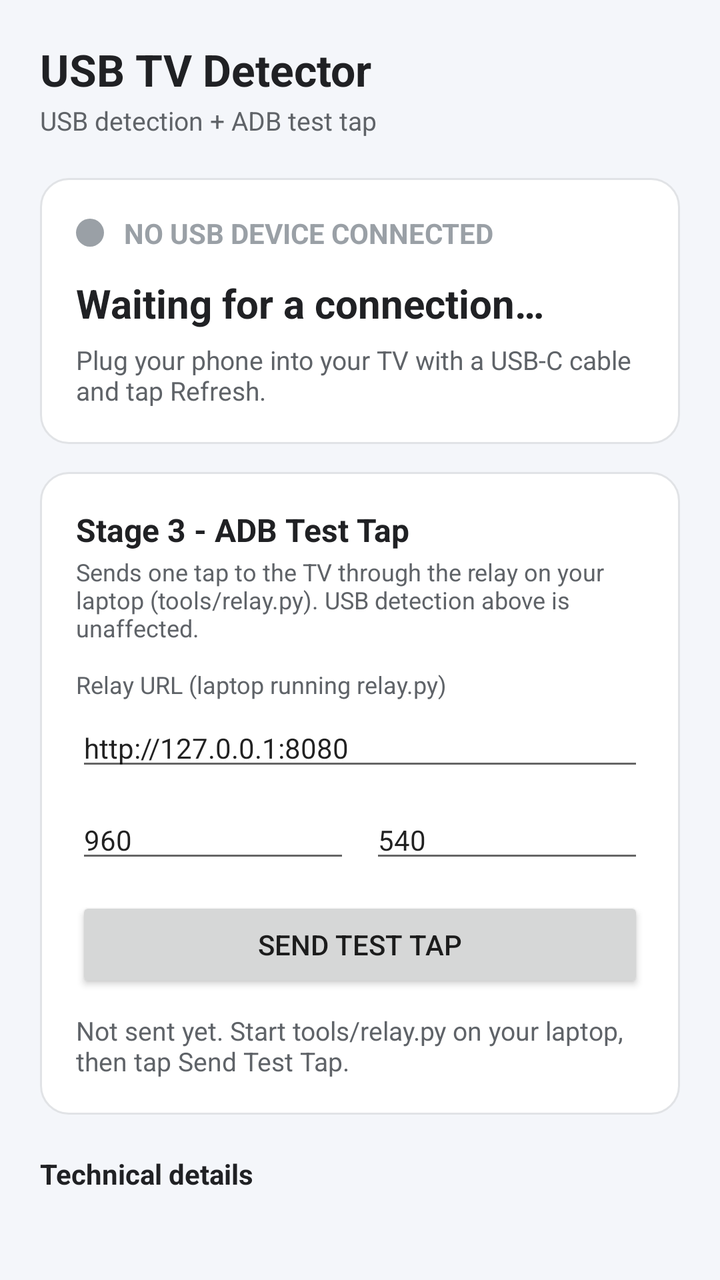
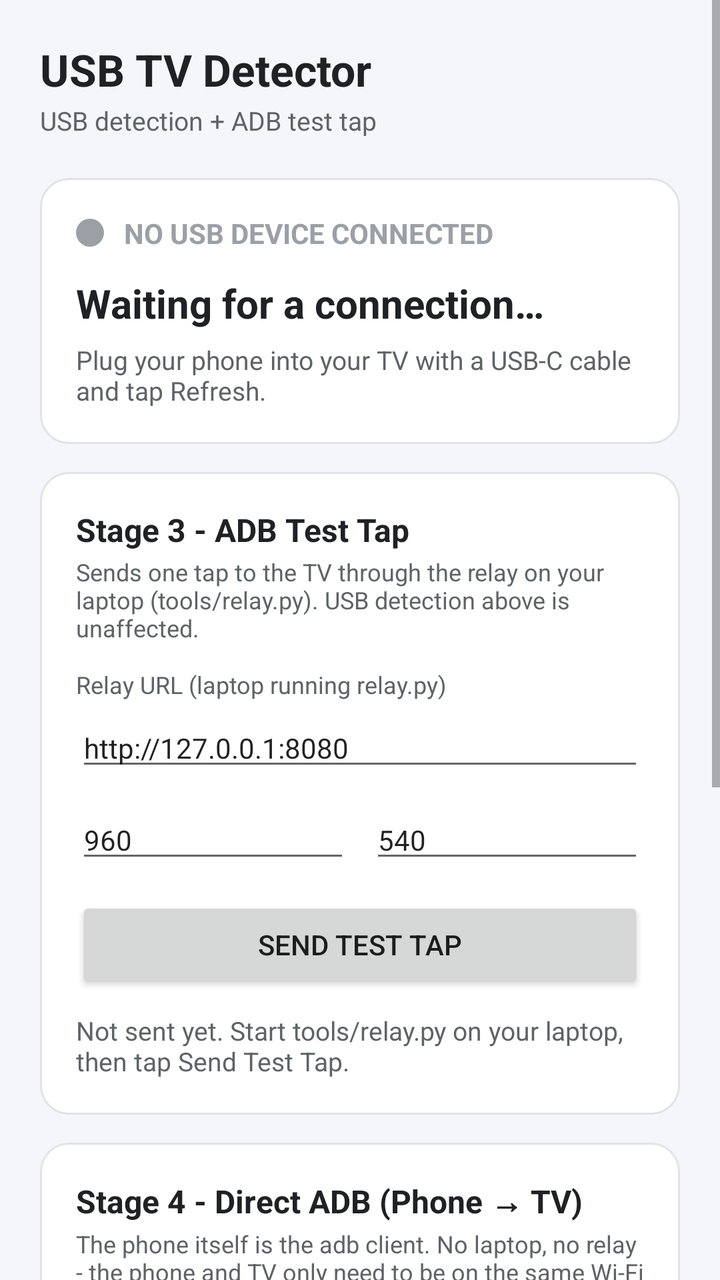

Before-and-after screenshots of an Android layout around one commit, followed by the original layout XML and the change that was made.
<!-- AndroidManifest.xml: application theme Theme.HelloApp -->
<!-- res/layout/activity_main.xml -->
<?xml version="1.0" encoding="utf-8"?>
<LinearLayout xmlns:android="http://schemas.android.com/apk/res/android"
    android:layout_width="match_parent"
    android:layout_height="match_parent"
    android:orientation="vertical"
    android:background="@color/background"
    android:padding="20dp">

    <TextView
        android:id="@+id/headerTitle"
        android:layout_width="wrap_content"
        android:layout_height="wrap_content"
        android:text="@string/header_title"
        android:textColor="@color/text_primary"
        android:textSize="22sp"
        android:textStyle="bold" />

    <TextView
        android:id="@+id/headerSubtitle"
        android:layout_width="wrap_content"
        android:layout_height="wrap_content"
        android:layout_marginTop="2dp"
        android:text="@string/header_subtitle"
        android:textColor="@color/text_secondary"
        android:textSize="13sp" />

    
    <LinearLayout
        android:layout_width="match_parent"
        android:layout_height="wrap_content"
        android:layout_marginTop="20dp"
        android:orientation="vertical"
        android:background="@drawable/bg_status_card"
        android:padding="18dp">

        <LinearLayout
            android:layout_width="wrap_content"
            android:layout_height="wrap_content"
            android:orientation="horizontal"
            android:gravity="center_vertical">

            <View
                android:id="@+id/statusDot"
                android:layout_width="14dp"
                android:layout_height="14dp"
                android:background="@drawable/bg_circle" />

            <TextView
                android:id="@+id/statusTitle"
                android:layout_width="wrap_content"
                android:layout_height="wrap_content"
                android:layout_marginStart="10dp"
                android:text="@string/status_title_default"
                android:textColor="@color/status_default"
                android:textSize="14sp"
                android:textStyle="bold" />
        </LinearLayout>

        <TextView
            android:id="@+id/tvName"
            android:layout_width="match_parent"
            android:layout_height="wrap_content"
            android:layout_marginTop="12dp"
            android:text="@string/tv_name_default"
            android:textColor="@color/text_primary"
            android:textSize="20sp"
            android:textStyle="bold" />

        <TextView
            android:id="@+id/tvDescription"
            android:layout_width="match_parent"
            android:layout_height="wrap_content"
            android:layout_marginTop="6dp"
            android:text="@string/tv_description_default"
            android:textColor="@color/text_secondary"
            android:textSize="13sp" />
    </LinearLayout>

    
    <LinearLayout
        android:layout_width="match_parent"
        android:layout_height="wrap_content"
        android:layout_marginTop="14dp"
        android:orientation="vertical"
        android:background="@drawable/bg_status_card"
        android:padding="18dp">

        <TextView
            android:layout_width="wrap_content"
            android:layout_height="wrap_content"
            android:text="@string/stage3_title"
            android:textColor="@color/text_primary"
            android:textSize="16sp"
            android:textStyle="bold" />

        <TextView
            android:layout_width="match_parent"
            android:layout_height="wrap_content"
            android:layout_marginTop="2dp"
            android:text="@string/stage3_subtitle"
            android:textColor="@color/text_secondary"
            android:textSize="12sp" />

        <TextView
            android:layout_width="wrap_content"
            android:layout_height="wrap_content"
            android:layout_marginTop="12dp"
            android:text="@string/relay_url_label"
            android:textColor="@color/text_secondary"
            android:textSize="12sp" />

        <EditText
            android:id="@+id/relayUrlInput"
            android:layout_width="match_parent"
            android:layout_height="wrap_content"
            android:layout_marginTop="4dp"
            android:hint="@string/relay_url_default"
            android:text="@string/relay_url_default"
            android:inputType="textUri"
            android:textSize="14sp" />

        <LinearLayout
            android:layout_width="match_parent"
            android:layout_height="wrap_content"
            android:layout_marginTop="10dp"
            android:orientation="horizontal">

            <EditText
                android:id="@+id/tapXInput"
                android:layout_width="0dp"
                android:layout_height="wrap_content"
                android:layout_weight="1"
                android:hint="@string/tap_x_hint"
                android:text="@string/tap_x_default"
                android:inputType="number"
                android:textSize="14sp" />

            <EditText
                android:id="@+id/tapYInput"
                android:layout_width="0dp"
                android:layout_height="wrap_content"
                android:layout_weight="1"
                android:layout_marginStart="10dp"
                android:hint="@string/tap_y_hint"
                android:text="@string/tap_y_default"
                android:inputType="number"
                android:textSize="14sp" />
        </LinearLayout>

        <Button
            android:id="@+id/sendTapButton"
            android:layout_width="match_parent"
            android:layout_height="wrap_content"
            android:layout_marginTop="12dp"
            android:text="@string/send_tap_button" />

        <TextView
            android:id="@+id/tapResultText"
            android:layout_width="match_parent"
            android:layout_height="wrap_content"
            android:layout_marginTop="10dp"
            android:text="@string/tap_result_default"
            android:textColor="@color/text_secondary"
            android:textSize="13sp" />
    </LinearLayout>

    <TextView
        android:layout_width="wrap_content"
        android:layout_height="wrap_content"
        android:layout_marginTop="20dp"
        android:text="@string/section_technical"
        android:textColor="@color/text_primary"
        android:textSize="14sp"
        android:textStyle="bold" />

    <ScrollView
        android:layout_width="match_parent"
        android:layout_height="0dp"
        android:layout_marginTop="8dp"
        android:layout_weight="1"
        android:fillViewport="true">

        <TextView
            android:id="@+id/detailsText"
            android:layout_width="match_parent"
            android:layout_height="wrap_content"
            android:fontFamily="monospace"
            android:textSize="11sp"
            android:textColor="@color/text_secondary"
            android:lineSpacingExtra="2dp" />
    </ScrollView>

    <LinearLayout
        android:layout_width="match_parent"
        android:layout_height="wrap_content"
        android:layout_marginTop="12dp"
        android:orientation="horizontal">

        <Button
            android:id="@+id/refreshButton"
            android:layout_width="0dp"
            android:layout_height="wrap_content"
            android:layout_weight="1"
            android:text="@string/refresh_button" />

        <Button
            android:id="@+id/helloButton"
            android:layout_width="0dp"
            android:layout_height="wrap_content"
            android:layout_weight="1"
            android:layout_marginStart="12dp"
            android:text="@string/hello_button" />
    </LinearLayout>

</LinearLayout>
<!-- resources referenced by this layout -->
<resources>
  <color name="background">#F4F6FA</color>
  <color name="status_default">#9AA0A6</color>
  <color name="text_primary">#202124</color>
  <color name="text_secondary">#5F6368</color>
  <!-- drawable bg_circle (drawable) -->
  <?xml version="1.0" encoding="utf-8"?>
  <shape xmlns:android="http://schemas.android.com/apk/res/android"
      android:shape="oval">
      <solid android:color="@color/status_default" />
  </shape>
  <!-- drawable bg_status_card (drawable) -->
  <?xml version="1.0" encoding="utf-8"?>
  <shape xmlns:android="http://schemas.android.com/apk/res/android"
      android:shape="rectangle">
      <solid android:color="@color/card_white" />
      <stroke
          android:width="1dp"
          android:color="@color/card_border" />
      <corners android:radius="14dp" />
  </shape>
  <string name="header_subtitle">USB detection + ADB test tap</string>
  <string name="header_title">USB TV Detector</string>
  <string name="hello_button">Hello</string>
  <string name="refresh_button">Refresh</string>
  <string name="relay_url_default">http://127.0.0.1:8080</string>
  <string name="relay_url_label">Relay URL (laptop running relay.py)</string>
  <string name="section_technical">Technical details</string>
  <string name="send_tap_button">Send Test Tap</string>
  <string name="stage3_subtitle">Sends one tap to the TV through the relay on your laptop (tools/relay.py). USB detection above is unaffected.</string>
  <string name="stage3_title">Stage 3 - ADB Test Tap</string>
  <string name="status_title_default">NO USB DEVICE CONNECTED</string>
  <string name="tap_result_default">Not sent yet. Start tools/relay.py on your laptop, then tap Send Test Tap.</string>
  <string name="tap_x_default">960</string>
  <string name="tap_x_hint">X (default 960)</string>
  <string name="tap_y_default">540</string>
  <string name="tap_y_hint">Y (default 540)</string>
  <string name="tv_description_default">Plug your phone into your TV with a USB-C cable and tap Refresh.</string>
  <string name="tv_name_default">Waiting for a connection…</string>
  <style name="Theme.HelloApp" parent="Theme.AppCompat.Light.NoActionBar">
          <item name="colorPrimary">@color/purple_500</item>
          <item name="colorPrimaryDark">@color/purple_700</item>
          <item name="colorAccent">@color/purple_500</item>
      </style>
  <color name="card_white">#FFFFFF</color>
  <color name="card_border">#E1E3E6</color>
  <color name="purple_500">#FF6200EE</color>
  <color name="purple_700">#FF3700B3</color>
</resources>

<!-- the commit's change to res/layout/activity_main.xml (unified diff, before → after) -->
@@ -1,215 +1,293 @@
 <?xml version="1.0" encoding="utf-8"?>
-<LinearLayout xmlns:android="http://schemas.android.com/apk/res/android"
+<ScrollView xmlns:android="http://schemas.android.com/apk/res/android"
     android:layout_width="match_parent"
     android:layout_height="match_parent"
-    android:orientation="vertical"
     android:background="@color/background"
-    android:padding="20dp">
-
-    <TextView
-        android:id="@+id/headerTitle"
-        android:layout_width="wrap_content"
-        android:layout_height="wrap_content"
-        android:text="@string/header_title"
-        android:textColor="@color/text_primary"
-        android:textSize="22sp"
-        android:textStyle="bold" />
-
-    <TextView
-        android:id="@+id/headerSubtitle"
-        android:layout_width="wrap_content"
-        android:layout_height="wrap_content"
-        android:layout_marginTop="2dp"
-        android:text="@string/header_subtitle"
-        android:textColor="@color/text_secondary"
-        android:textSize="13sp" />
-
-    
+    android:fillViewport="true">
+
     <LinearLayout
         android:layout_width="match_parent"
         android:layout_height="wrap_content"
-        android:layout_marginTop="20dp"
         android:orientation="vertical"
-        android:background="@drawable/bg_status_card"
-        android:padding="18dp">
-
-        <LinearLayout
+        android:padding="20dp">
+
+        <TextView
+            android:id="@+id/headerTitle"
             android:layout_width="wrap_content"
             android:layout_height="wrap_content"
-            android:orientation="horizontal"
-            android:gravity="center_vertical">
-
-            <View
-                android:id="@+id/statusDot"
-                android:layout_width="14dp"
-                android:layout_height="14dp"
-                android:background="@drawable/bg_circle" />
-
-            <TextView
-                android:id="@+id/statusTitle"
-                android:layout_width="wrap_content"
-                android:layout_height="wrap_content"
-                android:layout_marginStart="10dp"
-                android:text="@string/status_title_default"
-                android:textColor="@color/status_default"
-                android:textSize="14sp"
-                android:textStyle="bold" />
-        </LinearLayout>
-
-        <TextView
-            android:id="@+id/tvName"
-            android:layout_width="match_parent"
-            android:layout_height="wrap_content"
-            android:layout_marginTop="12dp"
-            android:text="@string/tv_name_default"
+            android:text="@string/header_title"
             android:textColor="@color/text_primary"
-            android:textSize="20sp"
+            android:textSize="22sp"
             android:textStyle="bold" />
 
         <TextView
-            android:id="@+id/tvDescription"
-            android:layout_width="match_parent"
-            android:layout_height="wrap_content"
-            android:layout_marginTop="6dp"
-            android:text="@string/tv_description_default"
+            android:id="@+id/headerSubtitle"
+            android:layout_width="wrap_content"
+            android:layout_height="wrap_content"
+            android:layout_marginTop="2dp"
+            android:text="@string/header_subtitle"
             android:textColor="@color/text_secondary"
             android:textSize="13sp" />
-    </LinearLayout>
-
-    
-    <LinearLayout
-        android:layout_width="match_parent"
-        android:layout_height="wrap_content"
-        android:layout_marginTop="14dp"
-        android:orientation="vertical"
-        android:background="@drawable/bg_status_card"
-        android:padding="18dp">
+
+        
+        <LinearLayout
+            android:layout_width="match_parent"
+            android:layout_height="wrap_content"
+            android:layout_marginTop="20dp"
+            android:orientation="vertical"
+            android:background="@drawable/bg_status_card"
+            android:padding="18dp">
+
+            <LinearLayout
+                android:layout_width="wrap_content"
+                android:layout_height="wrap_content"
+                android:orientation="horizontal"
+                android:gravity="center_vertical">
+
+                <View
+                    android:id="@+id/statusDot"
+                    android:layout_width="14dp"
+                    android:layout_height="14dp"
+                    android:background="@drawable/bg_circle" />
+
+                <TextView
+                    android:id="@+id/statusTitle"
+                    android:layout_width="wrap_content"
+                    android:layout_height="wrap_content"
+                    android:layout_marginStart="10dp"
+                    android:text="@string/status_title_default"
+                    android:textColor="@color/status_default"
+                    android:textSize="14sp"
+                    android:textStyle="bold" />
+            </LinearLayout>
+
+            <TextView
+                android:id="@+id/tvName"
+                android:layout_width="match_parent"
+                android:layout_height="wrap_content"
+                android:layout_marginTop="12dp"
+                android:text="@string/tv_name_default"
+                android:textColor="@color/text_primary"
+                android:textSize="20sp"
+                android:textStyle="bold" />
+
+            <TextView
+                android:id="@+id/tvDescription"
+                android:layout_width="match_parent"
+                android:layout_height="wrap_content"
+                android:layout_marginTop="6dp"
+                android:text="@string/tv_description_default"
+                android:textColor="@color/text_secondary"
+                android:textSize="13sp" />
+        </LinearLayout>
+
+        
+        <LinearLayout
+            android:layout_width="match_parent"
+            android:layout_height="wrap_content"
+            android:layout_marginTop="14dp"
+            android:orientation="vertical"
+            android:background="@drawable/bg_status_card"
+            android:padding="18dp">
+
+            <TextView
+                android:layout_width="wrap_content"
+                android:layout_height="wrap_content"
+                android:text="@string/stage3_title"
+                android:textColor="@color/text_primary"
+                android:textSize="16sp"
+                android:textStyle="bold" />
+
+            <TextView
+                android:layout_width="match_parent"
+                android:layout_height="wrap_content"
+                android:layout_marginTop="2dp"
+                android:text="@string/stage3_subtitle"
+                android:textColor="@color/text_secondary"
+                android:textSize="12sp" />
+
+            <TextView
+                android:layout_width="wrap_content"
+                android:layout_height="wrap_content"
+                android:layout_marginTop="12dp"
+                android:text="@string/relay_url_label"
+                android:textColor="@color/text_secondary"
+                android:textSize="12sp" />
+
+            <EditText
+                android:id="@+id/relayUrlInput"
+                android:layout_width="match_parent"
+                android:layout_height="wrap_content"
+                android:layout_marginTop="4dp"
+                android:hint="@string/relay_url_default"
+                android:text="@string/relay_url_default"
+                android:inputType="textUri"
+                android:textSize="14sp" />
+
+            <LinearLayout
+                android:layout_width="match_parent"
+                android:layout_height="wrap_content"
+                android:layout_marginTop="10dp"
+                android:orientation="horizontal">
+
+                <EditText
+                    android:id="@+id/tapXInput"
+                    android:layout_width="0dp"
+                    android:layout_height="wrap_content"
+                    android:layout_weight="1"
+                    android:hint="@string/tap_x_hint"
+                    android:text="@string/tap_x_default"
+                    android:inputType="number"
+                    android:textSize="14sp" />
+
+                <EditText
+                    android:id="@+id/tapYInput"
+                    android:layout_width="0dp"
+                    android:layout_height="wrap_content"
+                    android:layout_weight="1"
+                    android:layout_marginStart="10dp"
+                    android:hint="@string/tap_y_hint"
+                    android:text="@string/tap_y_default"
+                    android:inputType="number"
+                    android:textSize="14sp" />
+            </LinearLayout>
+
+            <Button
+                android:id="@+id/sendTapButton"
+                android:layout_width="match_parent"
+                android:layout_height="wrap_content"
+                android:layout_marginTop="12dp"
+                android:text="@string/send_tap_button" />
+
+            <TextView
+                android:id="@+id/tapResultText"
+                android:layout_width="match_parent"
+                android:layout_height="wrap_content"
+                android:layout_marginTop="10dp"
+                android:text="@string/tap_result_default"
+                android:textColor="@color/text_secondary"
+                android:textSize="13sp" />
+        </LinearLayout>
+
+        
+        <LinearLayout
+            android:layout_width="match_parent"
+            android:layout_height="wrap_content"
+            android:layout_marginTop="14dp"
+            android:orientation="vertical"
+            android:background="@drawable/bg_status_card"
+            android:padding="18dp">
+
+            <TextView
+                android:layout_width="wrap_content"
+                android:layout_height="wrap_content"
+                android:text="@string/stage4_title"
+                android:textColor="@color/text_primary"
+                android:textSize="16sp"
+                android:textStyle="bold" />
+
+            <TextView
+                android:layout_width="match_parent"
+                android:layout_height="wrap_content"
+                android:layout_marginTop="2dp"
+                android:text="@string/stage4_subtitle"
+                android:textColor="@color/text_secondary"
+                android:textSize="12sp" />
+
+            <LinearLayout
+                android:layout_width="match_parent"
+                android:layout_height="wrap_content"
+                android:layout_marginTop="12dp"
+                android:orientation="horizontal"
+                android:gravity="center_vertical">
+
+                <EditText
+                    android:id="@+id/tvIpInput"
+                    android:layout_width="0dp"
+                    android:layout_height="wrap_content"
+                    android:layout_weight="3"
+                    android:hint="@string/tv_ip_hint"
+                    android:inputType="text"
+                    android:textSize="14sp" />
+
+                <EditText
+                    android:id="@+id/tvPortInput"
+                    android:layout_width="0dp"
+                    android:layout_height="wrap_content"
+                    android:layout_weight="1"
+                    android:layout_marginStart="10dp"
+                    android:hint="@string/adb_port_label"
+                    android:text="@string/adb_port_default"
+                    android:inputType="number"
+                    android:textSize="14sp" />
+            </LinearLayout>
+
+            <Button
+                android:id="@+id/connectButton"
+                android:layout_width="match_parent"
+                android:layout_height="wrap_content"
+                android:layout_marginTop="12dp"
+                android:text="@string/connect_button" />
+
+            <Button
+                android:id="@+id/directTapButton"
+                android:layout_width="match_parent"
+                android:layout_height="wrap_content"
+                android:layout_marginTop="8dp"
+                android:enabled="false"
+                android:text="@string/send_direct_tap_button" />
+
+            <TextView
+                android:id="@+id/stage4StatusText"
+                android:layout_width="match_parent"
+                android:layout_height="wrap_content"
+                android:layout_marginTop="10dp"
+                android:text="@string/stage4_status_default"
+                android:textColor="@color/text_secondary"
+                android:textSize="13sp" />
+        </LinearLayout>
 
         <TextView
             android:layout_width="wrap_content"
             android:layout_height="wrap_content"
-            android:text="@string/stage3_title"
+            android:layout_marginTop="20dp"
+            android:text="@string/section_technical"
             android:textColor="@color/text_primary"
-            android:textSize="16sp"
+            android:textSize="14sp"
             android:textStyle="bold" />
 
         <TextView
-            android:layout_width="match_parent"
-            android:layout_height="wrap_content"
-            android:layout_marginTop="2dp"
-            android:text="@string/stage3_subtitle"
-            android:textColor="@color/text_secondary"
-            android:textSize="12sp" />
-
-        <TextView
-            android:layout_width="wrap_content"
-            android:layout_height="wrap_content"
-            android:layout_marginTop="12dp"
-            android:text="@string/relay_url_label"
-            android:textColor="@color/text_secondary"
-            android:textSize="12sp" />
-
-        <EditText
-            android:id="@+id/relayUrlInput"
-            android:layout_width="match_parent"
-            android:layout_height="wrap_content"
-            android:layout_marginTop="4dp"
-            android:hint="@string/relay_url_default"
-            android:text="@string/relay_url_default"
-            android:inputType="textUri"
-            android:textSize="14sp" />
-
-        <LinearLayout
-            android:layout_width="match_parent"
-            android:layout_height="wrap_content"
-            android:layout_marginTop="10dp"
-            android:orientation="horizontal">
-
-            <EditText
-                android:id="@+id/tapXInput"
-                android:layout_width="0dp"
-                android:layout_height="wrap_content"
-                android:layout_weight="1"
-                android:hint="@string/tap_x_hint"
-                android:text="@string/tap_x_default"
-                android:inputType="number"
-                android:textSize="14sp" />
-
-            <EditText
-                android:id="@+id/tapYInput"
-                android:layout_width="0dp"
-                android:layout_height="wrap_content"
-                android:layout_weight="1"
-                android:layout_marginStart="10dp"
-                android:hint="@string/tap_y_hint"
-                android:text="@string/tap_y_default"
-                android:inputType="number"
-                android:textSize="14sp" />
-        </LinearLayout>
-
-        <Button
-            android:id="@+id/sendTapButton"
-            android:layout_width="match_parent"
-            android:layout_height="wrap_content"
-            android:layout_marginTop="12dp"
-            android:text="@string/send_tap_button" />
-
-        <TextView
-            android:id="@+id/tapResultText"
-            android:layout_width="match_parent"
-            android:layout_height="wrap_content"
-            android:layout_marginTop="10dp"
-            android:text="@string/tap_result_default"
-            android:textColor="@color/text_secondary"
-            android:textSize="13sp" />
-    </LinearLayout>
-
-    <TextView
-        android:layout_width="wrap_content"
-        android:layout_height="wrap_content"
-        android:layout_marginTop="20dp"
-        android:text="@string/section_technical"
-        android:textColor="@color/text_primary"
-        android:textSize="14sp"
-        android:textStyle="bold" />
-
-    <ScrollView
-        android:layout_width="match_parent"
-        android:layout_height="0dp"
-        android:layout_marginTop="8dp"
-        android:layout_weight="1"
-        android:fillViewport="true">
-
-        <TextView
             android:id="@+id/detailsText"
             android:layout_width="match_parent"
             android:layout_height="wrap_content"
+            android:layout_marginTop="8dp"
             android:fontFamily="monospace"
             android:textSize="11sp"
             android:textColor="@color/text_secondary"
             android:lineSpacingExtra="2dp" />
-    </ScrollView>
-
-    <LinearLayout
-        android:layout_width="match_parent"
-        android:layout_height="wrap_content"
-        android:layout_marginTop="12dp"
-        android:orientation="horizontal">
-
-        <Button
-            android:id="@+id/refreshButton"
-            android:layout_width="0dp"
-            android:layout_height="wrap_content"
-            android:layout_weight="1"
-            android:text="@string/refresh_button" />
-
-        <Button
-            android:id="@+id/helloButton"
-            android:layout_width="0dp"
-            android:layout_height="wrap_content"
-            android:layout_weight="1"
-            android:layout_marginStart="12dp"
-            android:text="@string/hello_button" />
+
+        <LinearLayout
+            android:layout_width="match_parent"
+            android:layout_height="wrap_content"
+            android:layout_marginTop="12dp"
+            android:orientation="horizontal">
+
+            <Button
+                android:id="@+id/refreshButton"
+                android:layout_width="0dp"
+                android:layout_height="wrap_content"
+                android:layout_weight="1"
+                android:text="@string/refresh_button" />
+
+            <Button
+                android:id="@+id/helloButton"
+                android:layout_width="0dp"
+                android:layout_height="wrap_content"
+                android:layout_weight="1"
+                android:layout_marginStart="12dp"
+                android:text="@string/hello_button" />
+        </LinearLayout>
+
     </LinearLayout>
 
-</LinearLayout>
+</ScrollView>
<!-- resource entries referenced after the edit -->
@@ -20,6 +20,9 @@
           android:color="@color/card_border" />
       <corners android:radius="14dp" />
   </shape>
+  <string name="adb_port_default">5555</string>
+  <string name="adb_port_label">Port</string>
+  <string name="connect_button">Connect</string>
   <string name="header_subtitle">USB detection + ADB test tap</string>
   <string name="header_title">USB TV Detector</string>
   <string name="hello_button">Hello</string>
@@ -27,9 +30,13 @@
   <string name="relay_url_default">http://127.0.0.1:8080</string>
   <string name="relay_url_label">Relay URL (laptop running relay.py)</string>
   <string name="section_technical">Technical details</string>
+  <string name="send_direct_tap_button">Send Test Tap (960, 540)</string>
   <string name="send_tap_button">Send Test Tap</string>
   <string name="stage3_subtitle">Sends one tap to the TV through the relay on your laptop (tools/relay.py). USB detection above is unaffected.</string>
   <string name="stage3_title">Stage 3 - ADB Test Tap</string>
+  <string name="stage4_status_default">Not connected. Enable USB debugging (+ network debugging) on the TV, enter the TV\'s IP, then tap Connect.</string>
+  <string name="stage4_subtitle">The phone itself is the adb client. No laptop, no relay - the phone and TV only need to be on the same Wi-Fi (e.g. the phone\'s own hotspot).</string>
+  <string name="stage4_title">Stage 4 - Direct ADB (Phone → TV)</string>
   <string name="status_title_default">NO USB DEVICE CONNECTED</string>
   <string name="tap_result_default">Not sent yet. Start tools/relay.py on your laptop, then tap Send Test Tap.</string>
   <string name="tap_x_default">960</string>
@@ -37,6 +44,7 @@
   <string name="tap_y_default">540</string>
   <string name="tap_y_hint">Y (default 540)</string>
   <string name="tv_description_default">Plug your phone into your TV with a USB-C cable and tap Refresh.</string>
+  <string name="tv_ip_hint">TV IP (TV Settings → Network → status)</string>
   <string name="tv_name_default">Waiting for a connection…</string>
   <style name="Theme.HelloApp" parent="Theme.AppCompat.Light.NoActionBar">
           <item name="colorPrimary">@color/purple_500</item>
